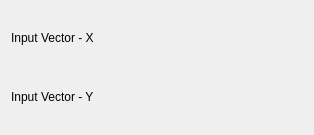
Qt form src/plugins/fits/gradient_unweighted/fitgradient_unweightedconfig.ui (Kst-plot/kst) before a commit.
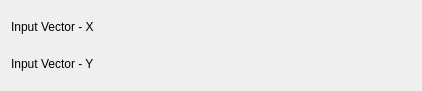
The same form after that commit. Custom widgets are drawn as their Qt base class.

```diff
--- a/src/plugins/fits/gradient_unweighted/fitgradient_unweightedconfig.ui
+++ b/src/plugins/fits/gradient_unweighted/fitgradient_unweightedconfig.ui
@@ -5,10 +5,16 @@
    <rect>
     <x>0</x>
     <y>0</y>
-    <width>314</width>
-    <height>135</height>
+    <width>422</width>
+    <height>91</height>
    </rect>
   </property>
+  <property name="minimumSize" >
+   <size>
+    <width>400</width>
+    <height>0</height>
+   </size>
+  </property>
   <layout class="QVBoxLayout" name="verticalLayout" >
    <item>
     <layout class="QHBoxLayout" name="horizontalLayout_2" >
```
